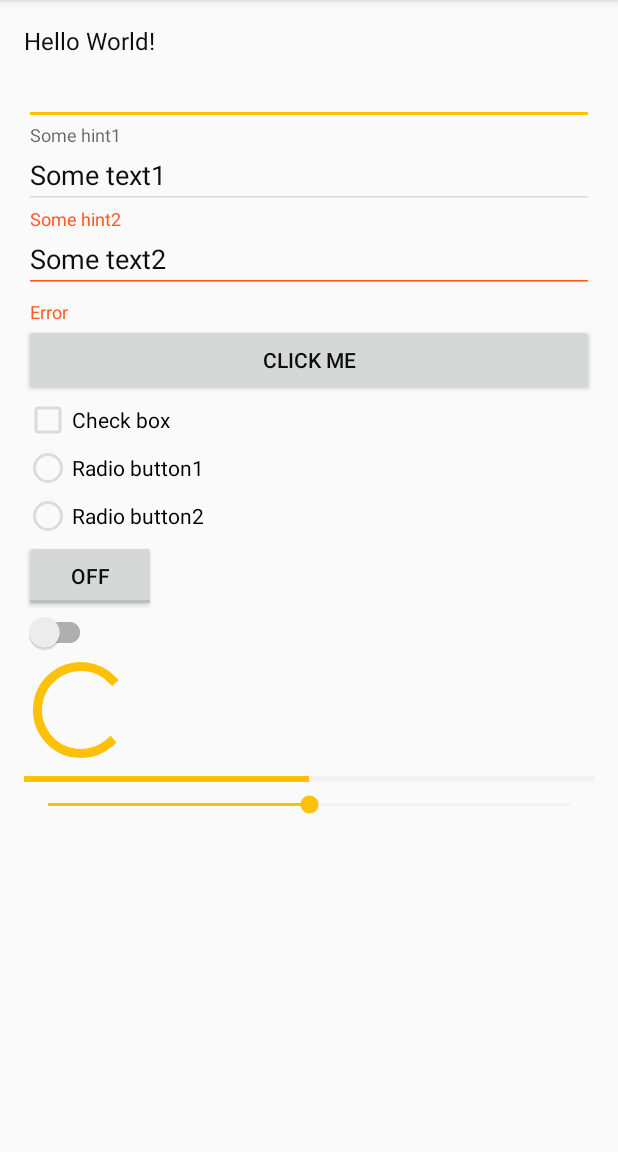
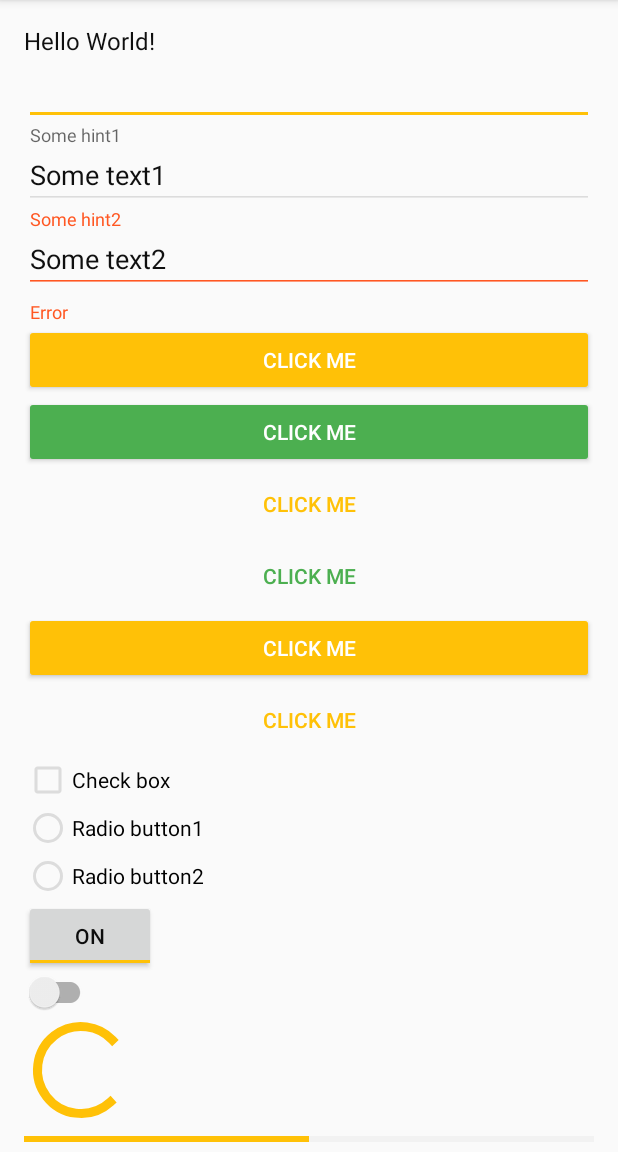
Before and after one commit to QuickNickKoenig/StylesPriorityLesson, an Android app: the screen it shows after launch (MainActivity), on a phone screen of 412 x 824 dp, the part 84-1236 px from its top. Run offline under Robolectric (Android 15) with nearby library versions, the phone set to English and light mode, and no system bars.

Commit message:
Стилизация кнопок

```diff
--- a/app/src/main/java/ru/sberbank/SampleView.java
+++ b/app/src/main/java/ru/sberbank/SampleView.java
@@ -34,7 +34,7 @@ public class SampleView extends View {
     public SampleView(Context context,
                       @Nullable AttributeSet attrs,
                       int defStyleAttr) {
-        this(context, attrs, defStyleAttr, R.style.Widget_SampleView);
+        this(context, attrs, defStyleAttr, R.style.Widget_Sample_SampleView);
     }
 
     public SampleView(Context context,
--- /dev/null
+++ b/app/src/main/res/color/borderless_button_accent.xml
@@ -0,0 +1,7 @@
+<selector xmlns:android="http://schemas.android.com/apk/res/android"
+    xmlns:app="http://schemas.android.com/apk/res-auto">
+    <item android:state_enabled="false"
+        app:alpha="?android:attr/disabledAlpha"
+        android:color="?android:attr/textColorSecondary"/>
+    <item android:color="?attr/colorAccent"/>
+</selector>
--- /dev/null
+++ b/app/src/main/res/color/borderless_button_primary.xml
@@ -0,0 +1,7 @@
+<selector xmlns:android="http://schemas.android.com/apk/res/android"
+    xmlns:app="http://schemas.android.com/apk/res-auto">
+    <item android:state_enabled="false"
+        app:alpha="?android:attr/disabledAlpha"
+        android:color="?android:attr/textColorSecondary"/>
+    <item android:color="?attr/colorPrimary"/>
+</selector>
--- /dev/null
+++ b/app/src/main/res/drawable-v21/colored_button_accent.xml
@@ -0,0 +1,50 @@
+<?xml version="1.0" encoding="utf-8"?>
+<!-- Copyright (C) 2015 The Android Open Source Project
+
+     Licensed under the Apache License, Version 2.0 (the "License");
+     you may not use this file except in compliance with the License.
+     You may obtain a copy of the License at
+
+          http://www.apache.org/licenses/LICENSE-2.0
+
+     Unless required by applicable law or agreed to in writing, software
+     distributed under the License is distributed on an "AS IS" BASIS,
+     WITHOUT WARRANTIES OR CONDITIONS OF ANY KIND, either express or implied.
+     See the License for the specific language governing permissions and
+     limitations under the License.
+-->
+
+<inset xmlns:android="http://schemas.android.com/apk/res/android"
+    android:insetLeft="@dimen/abc_button_inset_horizontal_material"
+    android:insetTop="@dimen/abc_button_inset_vertical_material"
+    android:insetRight="@dimen/abc_button_inset_horizontal_material"
+    android:insetBottom="@dimen/abc_button_inset_vertical_material">
+    <ripple android:color="?android:attr/colorControlHighlight">
+        <item>
+            <!-- As we can't use themed ColorStateLists in L, we'll use a Drawable selector which
+                 changes the shape's fill color. -->
+            <selector>
+                <item android:state_enabled="false">
+                    <shape android:shape="rectangle">
+                        <corners android:radius="@dimen/abc_control_corner_material"/>
+                        <solid android:color="?android:attr/colorButtonNormal"/>
+                        <padding android:left="@dimen/abc_button_padding_horizontal_material"
+                            android:top="@dimen/abc_button_padding_vertical_material"
+                            android:right="@dimen/abc_button_padding_horizontal_material"
+                            android:bottom="@dimen/abc_button_padding_vertical_material"/>
+                    </shape>
+                </item>
+                <item>
+                    <shape android:shape="rectangle">
+                        <corners android:radius="@dimen/abc_control_corner_material"/>
+                        <solid android:color="?android:attr/colorAccent"/>
+                        <padding android:left="@dimen/abc_button_padding_horizontal_material"
+                            android:top="@dimen/abc_button_padding_vertical_material"
+                            android:right="@dimen/abc_button_padding_horizontal_material"
+                            android:bottom="@dimen/abc_button_padding_vertical_material"/>
+                    </shape>
+                </item>
+            </selector>
+        </item>
+    </ripple>
+</inset>
--- /dev/null
+++ b/app/src/main/res/drawable-v21/colored_button_primary.xml
@@ -0,0 +1,50 @@
+<?xml version="1.0" encoding="utf-8"?>
+<!-- Copyright (C) 2015 The Android Open Source Project
+
+     Licensed under the Apache License, Version 2.0 (the "License");
+     you may not use this file except in compliance with the License.
+     You may obtain a copy of the License at
+
+          http://www.apache.org/licenses/LICENSE-2.0
+
+     Unless required by applicable law or agreed to in writing, software
+     distributed under the License is distributed on an "AS IS" BASIS,
+     WITHOUT WARRANTIES OR CONDITIONS OF ANY KIND, either express or implied.
+     See the License for the specific language governing permissions and
+     limitations under the License.
+-->
+
+<inset xmlns:android="http://schemas.android.com/apk/res/android"
+    android:insetLeft="@dimen/abc_button_inset_horizontal_material"
+    android:insetTop="@dimen/abc_button_inset_vertical_material"
+    android:insetRight="@dimen/abc_button_inset_horizontal_material"
+    android:insetBottom="@dimen/abc_button_inset_vertical_material">
+    <ripple android:color="?android:attr/colorControlHighlight">
+        <item>
+            <!-- As we can't use themed ColorStateLists in L, we'll use a Drawable selector which
+                 changes the shape's fill color. -->
+            <selector>
+                <item android:state_enabled="false">
+                    <shape android:shape="rectangle">
+                        <corners android:radius="@dimen/abc_control_corner_material"/>
+                        <solid android:color="?android:attr/colorButtonNormal"/>
+                        <padding android:left="@dimen/abc_button_padding_horizontal_material"
+                            android:top="@dimen/abc_button_padding_vertical_material"
+                            android:right="@dimen/abc_button_padding_horizontal_material"
+                            android:bottom="@dimen/abc_button_padding_vertical_material"/>
+                    </shape>
+                </item>
+                <item>
+                    <shape android:shape="rectangle">
+                        <corners android:radius="@dimen/abc_control_corner_material"/>
+                        <solid android:color="?android:attr/colorPrimary"/>
+                        <padding android:left="@dimen/abc_button_padding_horizontal_material"
+                            android:top="@dimen/abc_button_padding_vertical_material"
+                            android:right="@dimen/abc_button_padding_horizontal_material"
+                            android:bottom="@dimen/abc_button_padding_vertical_material"/>
+                    </shape>
+                </item>
+            </selector>
+        </item>
+    </ripple>
+</inset>
--- /dev/null
+++ b/app/src/main/res/drawable/button_default_shape.xml
@@ -0,0 +1,4 @@
+<?xml version="1.0" encoding="utf-8"?>
+<layer-list xmlns:android="http://schemas.android.com/apk/res/android">
+    <item android:drawable="@drawable/abc_btn_default_mtrl_shape" />
+</layer-list>
--- /dev/null
+++ b/app/src/main/res/drawable/colored_button_accent.xml
@@ -0,0 +1,4 @@
+<?xml version="1.0" encoding="utf-8"?>
+<layer-list xmlns:android="http://schemas.android.com/apk/res/android">
+    <item android:drawable="@drawable/button_default_shape" />
+</layer-list>
--- /dev/null
+++ b/app/src/main/res/drawable/colored_button_primary.xml
@@ -0,0 +1,4 @@
+<?xml version="1.0" encoding="utf-8"?>
+<layer-list xmlns:android="http://schemas.android.com/apk/res/android">
+    <item android:drawable="@drawable/button_default_shape" />
+</layer-list>
--- a/app/src/main/res/layout/activity_main.xml
+++ b/app/src/main/res/layout/activity_main.xml
@@ -65,6 +65,37 @@
             </android.support.design.widget.TextInputLayout>
 
             <Button
+                style="@style/Widget.Sample.Button.Colored.Primary"
+                android:layout_width="match_parent"
+                android:layout_height="wrap_content"
+                android:text="Click me" />
+
+            <Button
+                style="@style/Widget.Sample.Button.Colored.Accent"
+                android:layout_width="match_parent"
+                android:layout_height="wrap_content"
+                android:text="Click me" />
+
+            <Button
+                style="@style/Widget.Sample.Button.Borderless.Colored.Primary"
+                android:layout_width="match_parent"
+                android:layout_height="wrap_content"
+                android:text="Click me" />
+
+            <Button
+                style="@style/Widget.Sample.Button.Borderless.Colored.Accent"
+                android:layout_width="match_parent"
+                android:layout_height="wrap_content"
+                android:text="Click me" />
+
+            <Button
+                style="?attr/buttonStyle"
+                android:layout_width="match_parent"
+                android:layout_height="wrap_content"
+                android:text="Click me" />
+
+            <Button
+                style="?attr/borderlessButtonStyle"
                 android:layout_width="match_parent"
                 android:layout_height="wrap_content"
                 android:text="Click me" />
@@ -93,6 +124,7 @@
             <ToggleButton
                 android:layout_width="wrap_content"
                 android:layout_height="wrap_content"
+                android:checked="true"
                 android:text="Toggle button" />
 
             <android.support.v7.widget.SwitchCompat
--- a/app/src/main/res/values/styles.xml
+++ b/app/src/main/res/values/styles.xml
@@ -30,7 +30,7 @@
         <item name="android:textColor">?attr/colorAccent</item>
     </style>
 
-    <style name="Widget.SampleView" parent="">
+    <style name="Widget.Sample.SampleView" parent="">
         <item name="android:minWidth">@dimen/sampleViewMinWidth</item>
         <item name="android:minHeight">@dimen/sampleViewMinHeight</item>
         <item name="sampleBorderWidth">@dimen/sampleViewBorderWidth</item>
@@ -38,12 +38,42 @@
         <item name="innerColor">@color/sampleViewInnerColor</item>
     </style>
 
-    <style name="Widget.SampleView.InTheme">
+    <style name="Widget.Sample.SampleView.InTheme">
         <item name="innerColor">?attr/colorAccent</item>
     </style>
 
-    <style name="Widget.SampleView.Extended">
+    <style name="Widget.Sample.SampleView.Extended">
         <item name="innerColor">?attr/colorPrimary</item>
     </style>
 
+    <style name="Widget.Sample.Button.Colored.Primary"
+        parent="@style/Widget.AppCompat.Button.Colored">
+        <item name="android:background">@drawable/colored_button_primary</item>
+    </style>
+
+    <style name="Widget.Sample.Button.Colored.Accent"
+        parent="@style/Widget.AppCompat.Button.Colored">
+        <item name="android:background">@drawable/colored_button_accent</item>
+    </style>
+
+    <style name="Widget.Sample.Button.Borderless.Colored.Primary"
+        parent="@style/Widget.AppCompat.Button.Borderless.Colored">
+        <item name="android:textAppearance">@style/TextAppearance.Sample.Widget.Button.Borderless.Colored.Primary</item>
+    </style>
+
+    <style name="TextAppearance.Sample.Widget.Button.Borderless.Colored.Primary"
+        parent="@style/TextAppearance.AppCompat.Widget.Button.Borderless.Colored">
+        <item name="android:textColor">@color/borderless_button_primary</item>
+    </style>
+
+    <style name="Widget.Sample.Button.Borderless.Colored.Accent"
+        parent="@style/Widget.AppCompat.Button.Borderless.Colored">
+        <item name="android:textAppearance">@style/TextAppearance.Sample.Widget.Button.Borderless.Colored.Accent</item>
+    </style>
+
+    <style name="TextAppearance.Sample.Widget.Button.Borderless.Colored.Accent"
+        parent="@style/TextAppearance.AppCompat.Widget.Button.Borderless.Colored">
+        <item name="android:textColor">@color/borderless_button_accent</item>
+    </style>
+
 </resources>
--- a/app/src/main/res/values/themes.xml
+++ b/app/src/main/res/values/themes.xml
@@ -20,7 +20,10 @@
         <item name="android:textColorSecondaryInverse">@color/textColorSecondaryInverse</item>
         <item name="android:textColorTertiaryInverse">@color/textColorTertiaryInverse</item>
 
-        <item name="sampleViewStyle">@style/Widget.SampleView.InTheme</item>
+        <item name="buttonStyle">@style/Widget.Sample.Button.Colored.Primary</item>
+        <item name="borderlessButtonStyle">@style/Widget.Sample.Button.Borderless.Colored.Primary</item>
+
+        <item name="sampleViewStyle">@style/Widget.Sample.SampleView.InTheme</item>
     </style>
 
     <style name="Theme.Sample.Dark">
```
